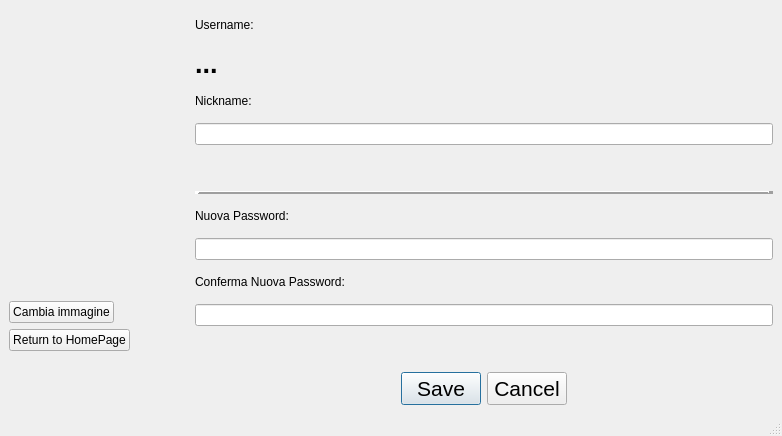
Above: Login/profilepage.ui from cosimo265598/Edilive before the change. Below: the same form after it.
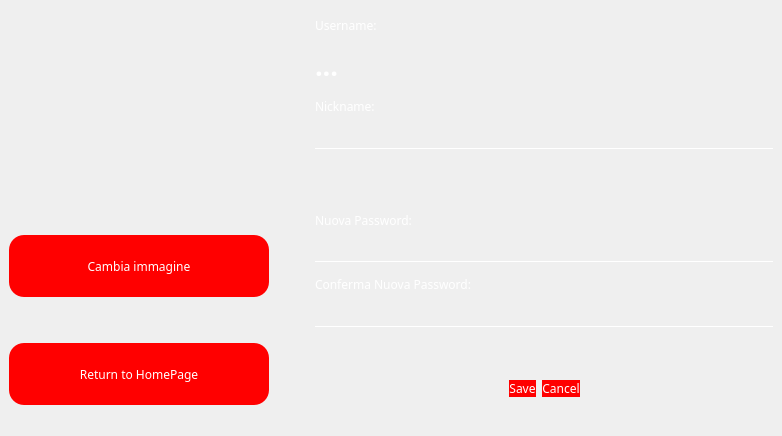
That is the form after the change.

Commit message: first example of css style on project- no file css load

```diff
--- a/Login/profilepage.ui
+++ b/Login/profilepage.ui
@@ -19,6 +19,41 @@
   <property name="windowTitle">
    <string>MainWindow</string>
   </property>
+  <property name="styleSheet">
+   <string notr="true">QPushButton{
+background: red;
+border-radius: 15px;
+color:white;
+}
+
+QLabel{
+color:white;
+background: transparent;
+}
+
+QPushButton:hover{
+color:#333;
+border-radius:15px;
+background: #49abff;
+}
+
+QLineEdit{
+background: transparent;
+border:none;
+color:#717072;
+border-bottom:1px solid white;
+}
+
+*{
+font-family: century gothic;
+font-size:24 px;
+
+}
+
+QWidget{
+border-radius:15px;
+}</string>
+  </property>
   <widget class="QWidget" name="centralwidget">
    <layout class="QHBoxLayout" name="horizontalLayout_2">
     <item>
@@ -87,6 +122,22 @@
         </item>
        </layout>
       </item>
+      <item>
+       <spacer name="verticalSpacer_4">
+        <property name="orientation">
+         <enum>Qt::Vertical</enum>
+        </property>
+        <property name="sizeType">
+         <enum>QSizePolicy::Maximum</enum>
+        </property>
+        <property name="sizeHint" stdset="0">
+         <size>
+          <width>20</width>
+          <height>40</height>
+         </size>
+        </property>
+       </spacer>
+      </item>
       <item>
        <layout class="QVBoxLayout" name="verticalLayout_3">
         <property name="spacing">
@@ -98,7 +149,7 @@
         <item>
          <widget class="QPushButton" name="pushButton_changeImage">
           <property name="sizePolicy">
-           <sizepolicy hsizetype="Maximum" vsizetype="Maximum">
+           <sizepolicy hsizetype="Preferred" vsizetype="Preferred">
             <horstretch>0</horstretch>
             <verstretch>0</verstretch>
            </sizepolicy>
@@ -109,6 +160,12 @@
             <height>0</height>
            </size>
           </property>
+          <property name="maximumSize">
+           <size>
+            <width>400</width>
+            <height>400</height>
+           </size>
+          </property>
           <property name="layoutDirection">
            <enum>Qt::LeftToRight</enum>
           </property>
@@ -117,14 +174,36 @@
           </property>
          </widget>
         </item>
+        <item>
+         <spacer name="verticalSpacer_3">
+          <property name="orientation">
+           <enum>Qt::Vertical</enum>
+          </property>
+          <property name="sizeType">
+           <enum>QSizePolicy::Minimum</enum>
+          </property>
+          <property name="sizeHint" stdset="0">
+           <size>
+            <width>20</width>
+            <height>40</height>
+           </size>
+          </property>
+         </spacer>
+        </item>
         <item>
          <widget class="QPushButton" name="pushButton_returnToHome">
           <property name="sizePolicy">
-           <sizepolicy hsizetype="Maximum" vsizetype="Maximum">
+           <sizepolicy hsizetype="Preferred" vsizetype="Preferred">
             <horstretch>0</horstretch>
             <verstretch>0</verstretch>
            </sizepolicy>
           </property>
+          <property name="maximumSize">
+           <size>
+            <width>400</width>
+            <height>400</height>
+           </size>
+          </property>
           <property name="layoutDirection">
            <enum>Qt::LeftToRight</enum>
           </property>
@@ -137,6 +216,22 @@
       </item>
      </layout>
     </item>
+    <item>
+     <spacer name="horizontalSpacer_3">
+      <property name="orientation">
+       <enum>Qt::Horizontal</enum>
+      </property>
+      <property name="sizeType">
+       <enum>QSizePolicy::Maximum</enum>
+      </property>
+      <property name="sizeHint" stdset="0">
+       <size>
+        <width>40</width>
+        <height>20</height>
+       </size>
+      </property>
+     </spacer>
+    </item>
     <item>
      <layout class="QVBoxLayout" name="verticalLayout">
       <item>
@@ -150,6 +245,7 @@
        <widget class="QLabel" name="username">
         <property name="font">
          <font>
+          <family>century gothic</family>
           <pointsize>20</pointsize>
           <weight>75</weight>
           <bold>true</bold>
@@ -209,6 +305,7 @@
         </property>
         <property name="font">
          <font>
+          <family>century gothic</family>
           <pointsize>16</pointsize>
           <weight>75</weight>
           <bold>true</bold>
@@ -259,7 +356,7 @@
          <enum>Qt::Vertical</enum>
         </property>
         <property name="sizeType">
-         <enum>QSizePolicy::Minimum</enum>
+         <enum>QSizePolicy::Maximum</enum>
         </property>
         <property name="sizeHint" stdset="0">
          <size>
@@ -272,13 +369,14 @@
       <item>
        <widget class="QDialogButtonBox" name="buttonBox_ok_cancel">
         <property name="sizePolicy">
-         <sizepolicy hsizetype="Expanding" vsizetype="Fixed">
+         <sizepolicy hsizetype="Preferred" vsizetype="Preferred">
           <horstretch>0</horstretch>
           <verstretch>0</verstretch>
          </sizepolicy>
         </property>
         <property name="font">
          <font>
+          <family>century gothic</family>
           <pointsize>16</pointsize>
           <weight>50</weight>
           <bold>false</bold>
```
Left out of the diff: 2 changed lines with no effect on the pictures. The commit also changes 20 other files.
